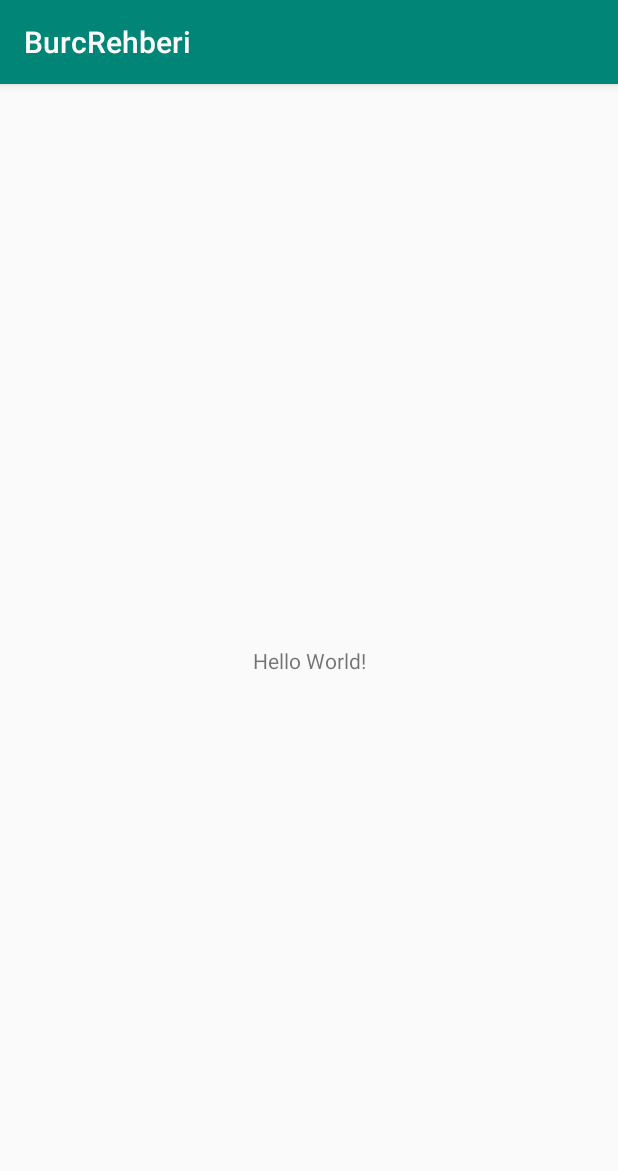
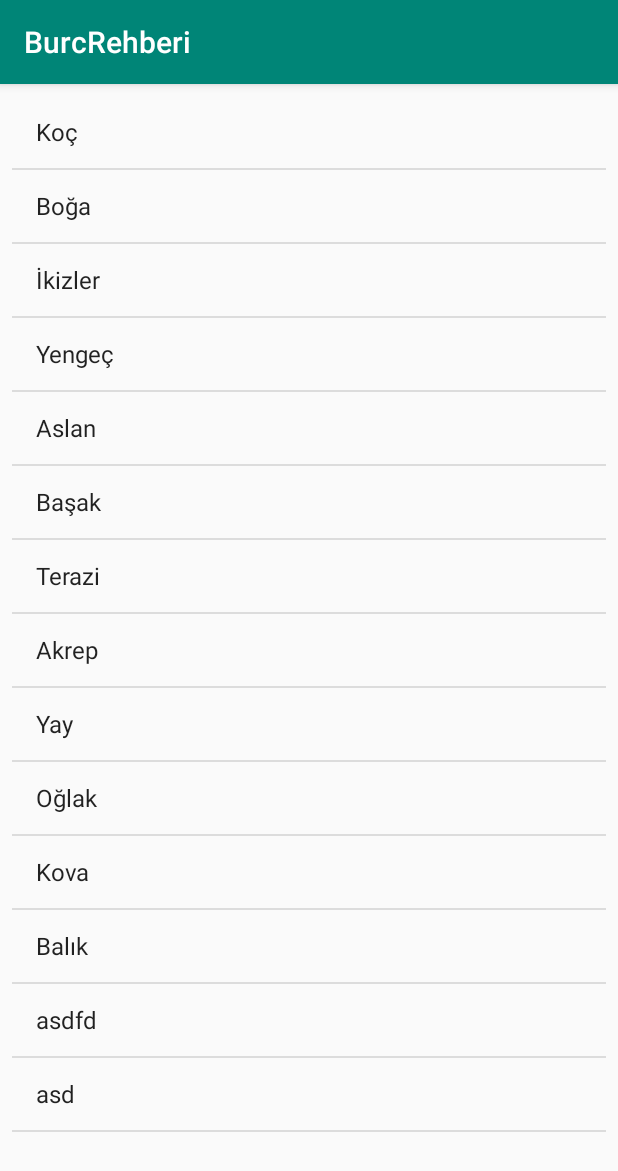
Before and after one commit to yunusbedir/BurcRehberi, an Android app: the screen it shows after launch (MainActivity), on a phone screen of 412 x 824 dp. Shown: the top 1171 px of the screen. Run offline under Robolectric (Android 15) with nearby library versions, the phone set to English and light mode, and no system bars.

Commit message:
activity_main.xml dosyamıza listView ekledik. MainActivity.kt sınıfımız da ArrayAdapter kullanarak listView ımıza burclar stringimizi atadık. ve listView de itemlara tıklanma olayını dinledik

```diff
--- a/app/src/main/java/com/example/yunus/burcrehberi/MainActivity.kt
+++ b/app/src/main/java/com/example/yunus/burcrehberi/MainActivity.kt
@@ -2,13 +2,43 @@ package com.example.yunus.burcrehberi
 
 import android.support.v7.app.AppCompatActivity
 import android.os.Bundle
+import android.view.View
+import android.widget.AdapterView
+import android.widget.ArrayAdapter
+import android.widget.TextView
+import android.widget.Toast
+import kotlinx.android.synthetic.main.activity_main.*
 
 class MainActivity : AppCompatActivity() {
+
+    //burçlar dizimiz bunu list_burclara aktaracağız bunun için ArrayAdapter kullanacağız
+    var burclar = arrayOf("Koç","Boğa","İkizler","Yengeç","Aslan","Başak","Terazi","Akrep","Yay","Oğlak","Kova","Balık","asdfd","asd")
 
     override fun onCreate(savedInstanceState: Bundle?) {
         super.onCreate(savedInstanceState)
         setContentView(R.layout.activity_main)
-        var btn = 2
+        //ArrayAdapter oluşturuyoruz.Bu sınıfın 'contexti' içerisinde 'simple_list_item_1' türünde 'burclar' dizisini ArrayAdaptere dönüştürüyoruz
+        var burclarAdapter = ArrayAdapter<String>(this,android.R.layout.simple_list_item_1,burclar)
+        //burclarAdapter ımızı list_burclar listView ımıza set ediyoruz
+        list_burclar.adapter = burclarAdapter
+        /*
+        //itemlara tıklanma durumunu dinliyoruz OnItemClickListener interfacesi ni isimsiz sınıfa implement ettik ve OnItemClickListener ın abstract metodunu override ettik
+        list_burclar.setOnItemClickListener(object : AdapterView.OnItemClickListener {
+            override fun onItemClick(adapter: AdapterView<*>?, view : View?, position: Int, id: Long) {
+                //view nesnemizi TextView olarak cast ettik ve gecici değişkenine atadık bu sayede view deki text i okuyabileceğiz
+                var gecici = view as TextView
 
+                //her hangi bir item a tıklandğın da ekrana toast mesajı yazıyor
+                Toast.makeText(this@MainActivity,"Tıklanıldı : " + gecici.text.toString() + " Pos : ${position}",Toast.LENGTH_LONG).show()
+            }
+
+        })
+        */
+        //lambda kullanarak dinleme yapıyoruz
+        list_burclar.setOnItemClickListener { adapterView, view, position, id ->
+            //view nesnemizi TextView olarak cast ettik ve gecici değişkenine atadık bu sayede view deki text i okuyabileceğiz
+            var gecici = view as TextView
+            //her hangi bir item a tıklandğın da ekrana toast mesajı yazıyor
+            Toast.makeText(this@MainActivity,"Tıklanıldı : " + gecici.text.toString() + " Pos : ${position}",Toast.LENGTH_LONG).show()}
     }
 }
--- a/app/src/main/res/layout/activity_main.xml
+++ b/app/src/main/res/layout/activity_main.xml
@@ -7,13 +7,11 @@
     android:layout_height="match_parent"
     tools:context=".MainActivity">
 
-    <TextView
-        android:layout_width="wrap_content"
-        android:layout_height="wrap_content"
-        android:text="Hello World!"
-        app:layout_constraintBottom_toBottomOf="parent"
-        app:layout_constraintLeft_toLeftOf="parent"
-        app:layout_constraintRight_toRightOf="parent"
-        app:layout_constraintTop_toTopOf="parent" />
-
+    <ListView
+            android:layout_width="0dp"
+            android:layout_height="0dp" android:layout_marginTop="8dp"
+            app:layout_constraintTop_toTopOf="parent" app:layout_constraintStart_toStartOf="parent"
+            android:layout_marginStart="8dp"
+            android:id="@+id/list_burclar" app:layout_constraintEnd_toEndOf="parent" android:layout_marginEnd="8dp"
+            android:layout_marginBottom="8dp" app:layout_constraintBottom_toBottomOf="parent"/>
 </android.support.constraint.ConstraintLayout>
```
Also changed, not shown: 1 other file.
